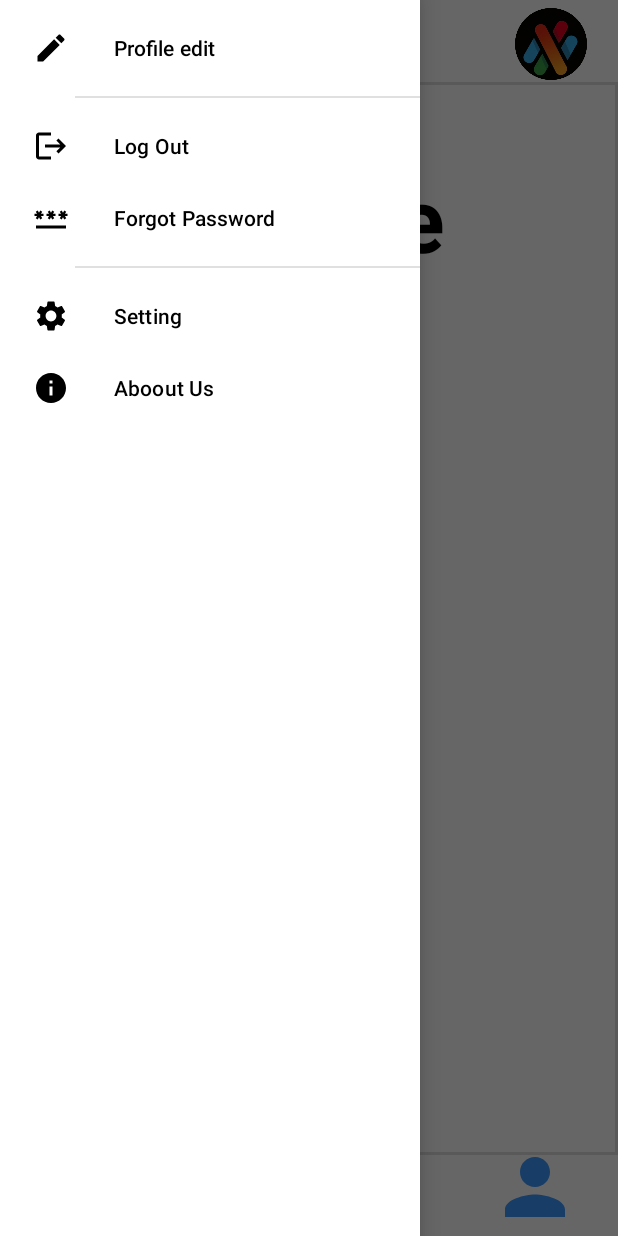
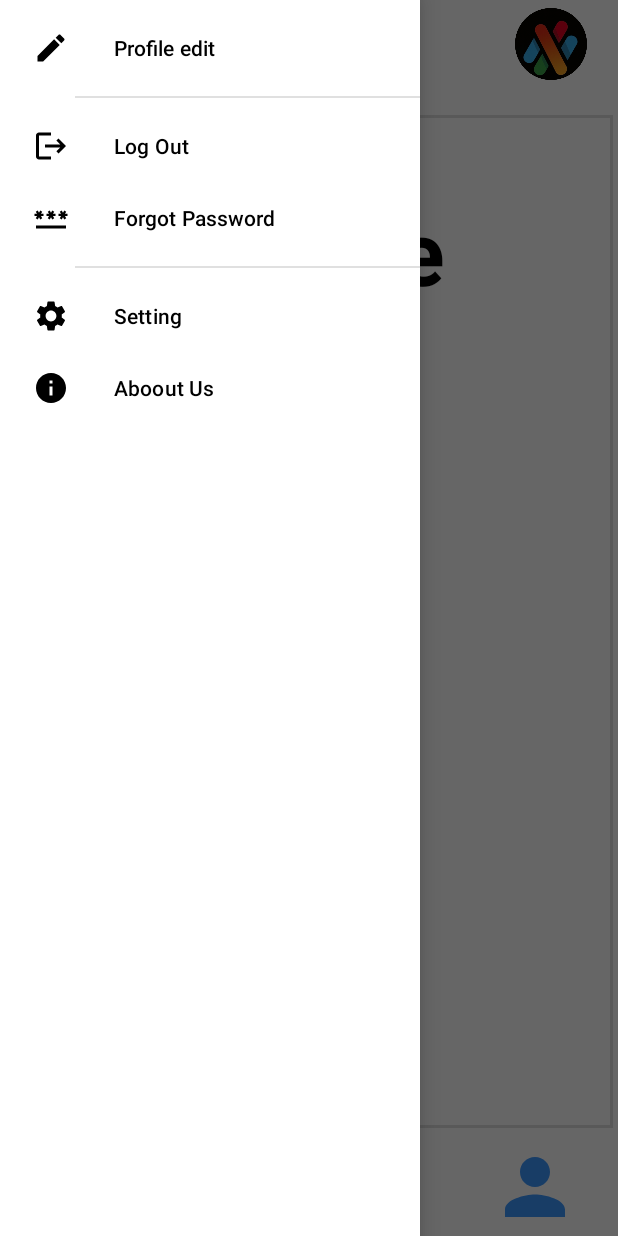
Before and after one commit to tejas-bhandigare/INZONE-Social-media-AndroidApplication-using-JAVA, an Android app: the drawer screen opened directly, with no data from a screen before it, with the side drawer open, on a phone screen of 412 x 824 dp. Run offline under Robolectric (Android 15) with nearby library versions, the phone set to English and light mode, and no system bars.

```diff
--- a/app/src/main/res/layout/activity_firstview.xml
+++ b/app/src/main/res/layout/activity_firstview.xml
@@ -5,19 +5,6 @@
     android:layout_width="match_parent"
     android:layout_height="match_parent"
     tools:context=".firstview">
-
-
-    <ImageView
-        android:id="@+id/add_post"
-        android:layout_width="60dp"
-        android:layout_height="65dp"
-        app:layout_constraintBottom_toBottomOf="parent"
-        app:layout_constraintEnd_toEndOf="parent"
-        app:layout_constraintHorizontal_bias="0.53"
-        app:layout_constraintStart_toStartOf="parent"
-        app:layout_constraintTop_toTopOf="parent"
-        app:layout_constraintVertical_bias="0.995"
-        app:srcCompat="@drawable/baseline_add_circle_24" />
 
 
     <!--    <Button-->
@@ -46,6 +33,18 @@
 
 
     <ImageView
+        android:id="@+id/add_post"
+        android:layout_width="60dp"
+        android:layout_height="65dp"
+        app:layout_constraintBottom_toBottomOf="parent"
+        app:layout_constraintEnd_toEndOf="parent"
+        app:layout_constraintHorizontal_bias="0.529"
+        app:layout_constraintStart_toStartOf="parent"
+        app:layout_constraintTop_toTopOf="parent"
+        app:layout_constraintVertical_bias="1.0"
+        app:srcCompat="@drawable/baseline_add_circle_24" />
+
+    <ImageView
         android:id="@+id/profileset"
         android:layout_width="60dp"
         android:layout_height="65dp"
@@ -71,17 +70,17 @@
 
     <LinearLayout
         android:id="@+id/linearLayout"
-        android:layout_width="match_parent"
-        android:layout_height="715dp"
+        android:layout_width="405dp"
+        android:layout_height="675dp"
         android:background="@drawable/linerlayout_border"
         android:gravity="center_horizontal"
         android:orientation="horizontal"
         android:paddingTop="50dp"
-        app:layout_constraintBottom_toBottomOf="parent"
+        app:layout_constraintBottom_toTopOf="@+id/add_post"
         app:layout_constraintEnd_toEndOf="parent"
-        app:layout_constraintHorizontal_bias="0.0"
+        app:layout_constraintHorizontal_bias="0.5"
         app:layout_constraintStart_toStartOf="parent"
-        app:layout_constraintTop_toTopOf="parent"
+        app:layout_constraintTop_toBottomOf="@+id/buttonDrawerToggle"
         tools:context=".firstview"
         tools:ignore="MissingConstraints">
 
```
